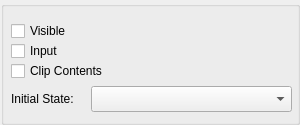
Above: Tools/UIEditor/UI/flagspropertygridwidget.ui from xaoctech/dava.engine before the change. Below: the same form after it.
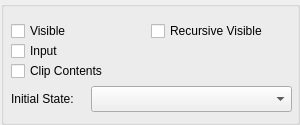
That is the form after the change.

Commit message: [DF-3797] Added RecursiveVisible flag in UIControl and to UIEditor.

The edit to the form file:
```diff
--- a/Tools/UIEditor/UI/flagspropertygridwidget.ui
+++ b/Tools/UIEditor/UI/flagspropertygridwidget.ui
@@ -36,7 +36,7 @@
      <rect>
       <x>10</x>
       <y>20</y>
-      <width>280</width>
+      <width>140</width>
       <height>20</height>
      </rect>
     </property>
@@ -93,6 +93,19 @@
      </rect>
     </property>
    </widget>
+   <widget class="QCheckBox" name="recursiveVisibleCheckBox">
+    <property name="geometry">
+     <rect>
+      <x>150</x>
+      <y>20</y>
+      <width>140</width>
+      <height>20</height>
+     </rect>
+    </property>
+    <property name="text">
+     <string>Recursive Visible</string>
+    </property>
+   </widget>
   </widget>
  </widget>
  <tabstops>
```
The commit also changes 5 other files.
